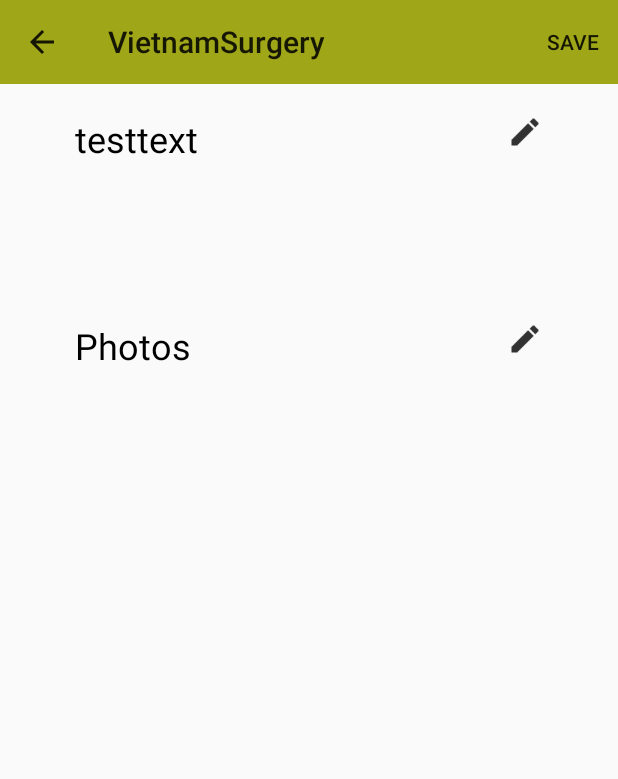
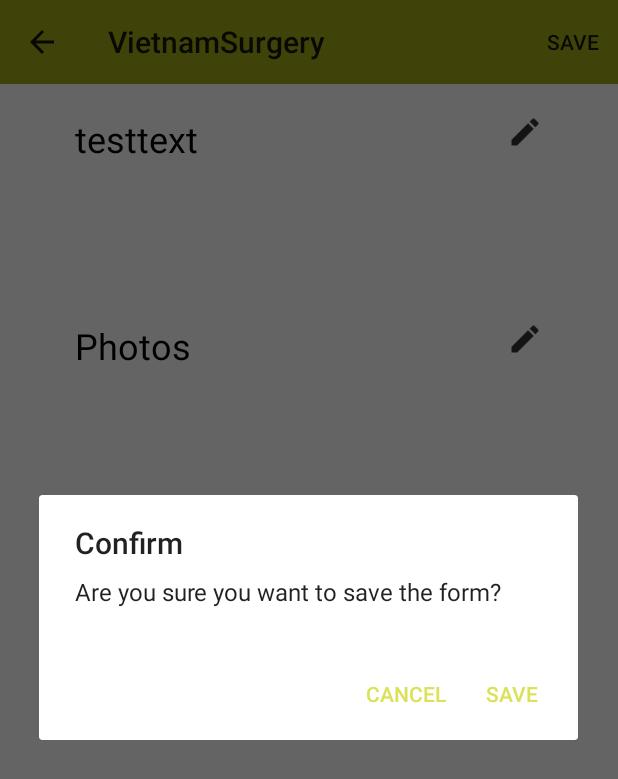
Before and after one commit to jurriemcflurry/VietnamSurgery, an Android app: the OverviewFormActivity screen opened directly, with no data from a screen before it, after a tap on "SAVE", on a phone screen of 412 x 824 dp. Shown: the top 779 px of the screen. Run offline under Robolectric (Android 15) with nearby library versions, the phone set to English and light mode, and no system bars; libraries missing offline, so code that uses them is left out: org.apache.poi; 9 statements that could not run were skipped.

Commit message:
SaveBtn didn't work

```diff
--- a/app/src/main/java/toning/juriaan/vietnamsurgery/activity/OverviewFormActivity.java
+++ b/app/src/main/java/toning/juriaan/vietnamsurgery/activity/OverviewFormActivity.java
@@ -236,6 +236,18 @@ public class OverviewFormActivity extends AppCompatActivity {
             case android.R.id.home:
                 onBackPressed();
                 return true;
+            case R.id.action_next:
+                new AlertDialog.Builder(OverviewFormActivity.this)
+                        .setTitle("Confirm")
+                        .setMessage("Are you sure you want to save the form?")
+                        .setPositiveButton(R.string.save, new DialogInterface.OnClickListener() {
+                            @Override
+                            public void onClick(DialogInterface dialog, int which) {
+                                saveForm(form);
+                            }
+                        })
+                        .setNegativeButton(R.string.dialog_cancel, null).show();
+                return true;
             default:
                 return super.onOptionsItemSelected(item);
         }
@@ -254,4 +266,5 @@ public class OverviewFormActivity extends AppCompatActivity {
         cameraActivity.putExtra("obj_form", form);
         startActivity(cameraActivity);
     }
+
 }
```
